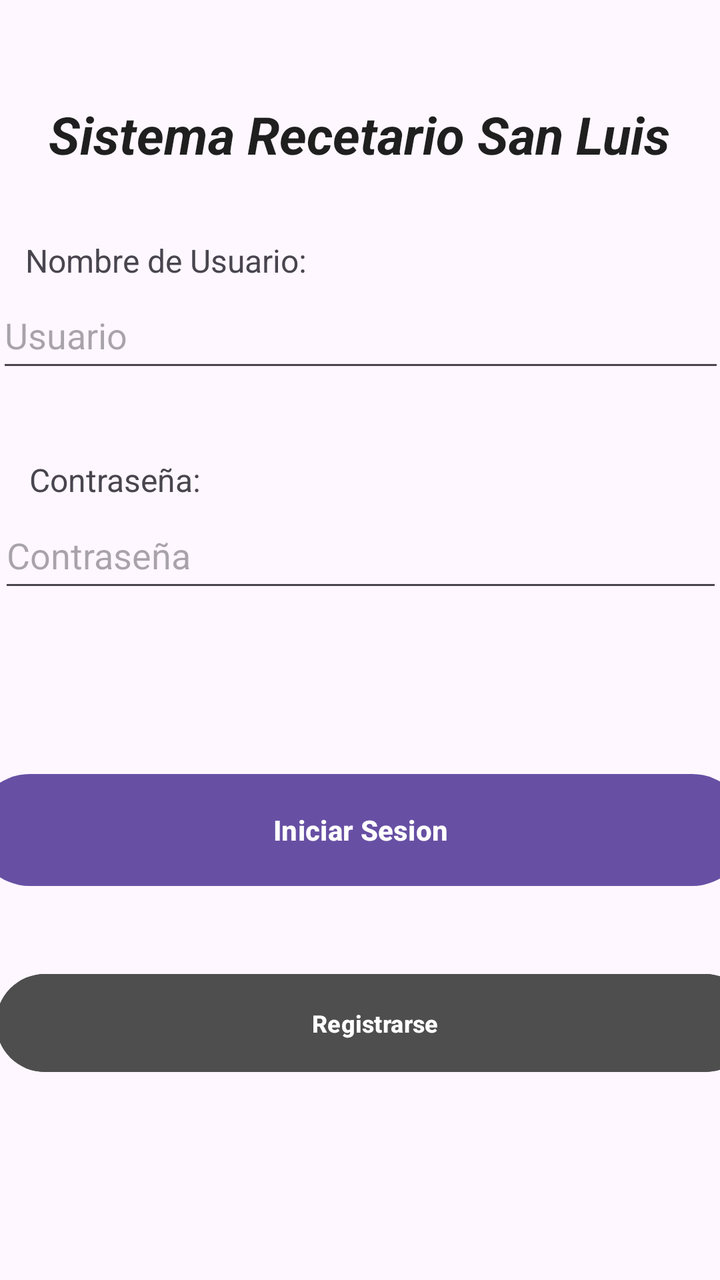
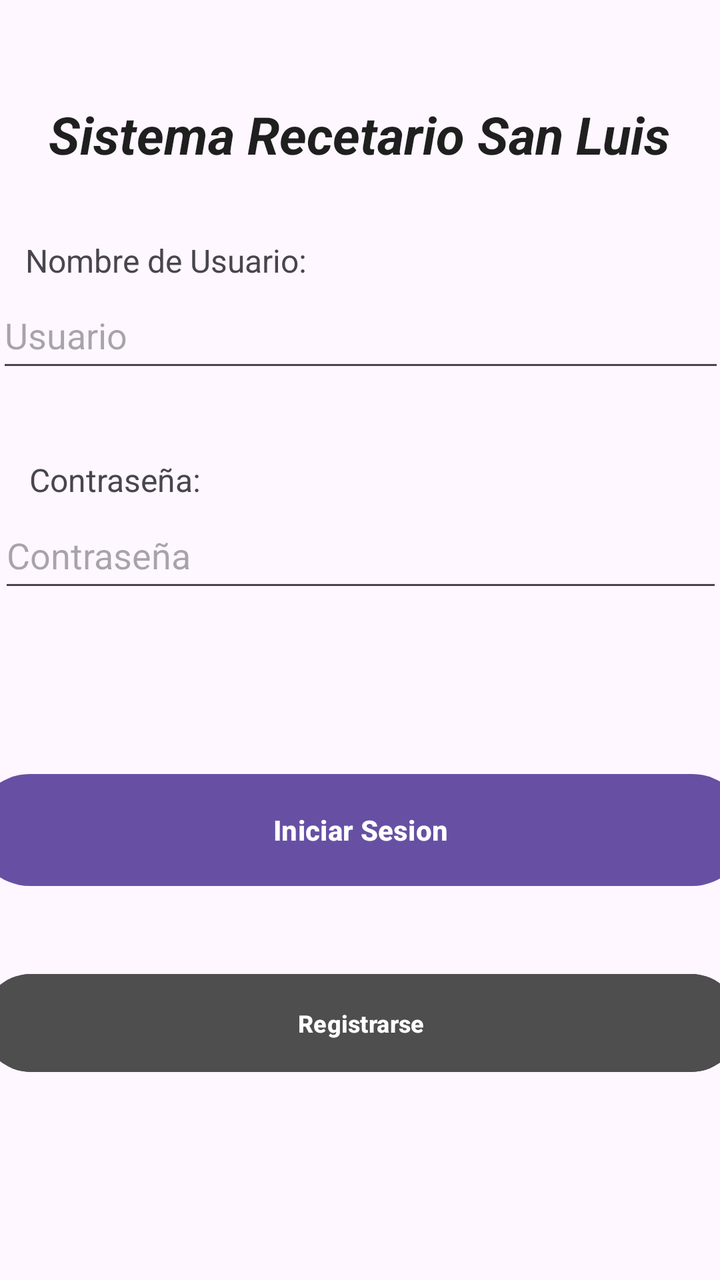

An Android layout rendered at two revisions. The XML below is the earlier revision; the diff shows what the commit changed to produce the second picture.
<!-- AndroidManifest.xml: application theme Theme.MobilesVC -->
<!-- res/layout/login_view.xml -->
<?xml version="1.0" encoding="utf-8"?>
<androidx.constraintlayout.widget.ConstraintLayout xmlns:android="http://schemas.android.com/apk/res/android"
    xmlns:app="http://schemas.android.com/apk/res-auto"
    xmlns:tools="http://schemas.android.com/tools"
    android:id="@+id/main"
    android:layout_width="match_parent"
    android:layout_height="match_parent"
    tools:context=".MainActivity">

    <TextView
        android:id="@+id/textView68"
        android:layout_width="100dp"
        android:layout_height="22dp"
        android:text="Contraseña:"
        android:textSize="16sp"
        app:layout_constraintBottom_toTopOf="@+id/vPasswordLogin"
        app:layout_constraintEnd_toEndOf="parent"
        app:layout_constraintHorizontal_bias="0.057"
        app:layout_constraintStart_toStartOf="parent" />

    <TextView
        android:id="@+id/textView67"
        android:layout_width="150dp"
        android:layout_height="wrap_content"
        android:text="Nombre de Usuario:"
        android:textSize="16sp"
        app:layout_constraintBottom_toTopOf="@+id/vNombreLogin"
        app:layout_constraintEnd_toEndOf="parent"
        app:layout_constraintHorizontal_bias="0.061"
        app:layout_constraintStart_toStartOf="parent" />

    <TextView
        android:id="@+id/tvTitulo2"
        android:layout_width="353dp"
        android:layout_height="42dp"
        android:text="Sistema Recetario San Luis"
        android:textAlignment="center"
        android:textColor="#1F1F1F"
        android:textSize="26sp"
        android:textStyle="bold|italic"
        app:layout_constraintBottom_toTopOf="@+id/vNombreLogin"
        app:layout_constraintEnd_toEndOf="parent"
        app:layout_constraintHorizontal_bias="0.496"
        app:layout_constraintStart_toStartOf="parent"
        app:layout_constraintTop_toTopOf="parent" />

    <com.google.android.material.textfield.TextInputEditText
        android:id="@+id/vNombreLogin"
        android:layout_width="364dp"
        android:layout_height="50dp"
        android:layout_marginBottom="60dp"
        android:hint="Usuario"
        app:layout_constraintBottom_toTopOf="@+id/vPasswordLogin"
        app:layout_constraintEnd_toEndOf="parent"
        app:layout_constraintStart_toStartOf="parent" />

    <com.google.android.material.textfield.TextInputEditText
        android:id="@+id/vPasswordLogin"
        android:layout_width="362dp"
        android:layout_height="50dp"
        android:layout_marginBottom="82dp"
        android:hint="Contraseña"
        android:inputType="textPassword"
        app:layout_constraintBottom_toTopOf="@+id/vLogIn"
        app:layout_constraintEnd_toEndOf="parent"
        app:layout_constraintStart_toStartOf="parent" />

    <Button
        android:id="@+id/vLogIn"
        android:layout_width="387dp"
        android:layout_height="64dp"
        android:layout_marginBottom="36dp"
        android:paddingVertical="14dp"
        android:text="Iniciar Sesion"
        android:textStyle="bold"
        app:layout_constraintBottom_toTopOf="@+id/vRegister"
        app:layout_constraintEnd_toEndOf="parent"
        app:layout_constraintStart_toStartOf="parent" />

    <Button
        android:id="@+id/vRegister"
        android:layout_width="379dp"
        android:layout_height="57dp"
        android:layout_marginHorizontal="24dp"
        android:layout_marginTop="8dp"
        android:layout_marginBottom="100dp"
        android:backgroundTint="#4E4E4E"
        android:paddingVertical="10dp"
        android:text="Registrarse"
        android:textSize="12sp"
        android:textStyle="bold"
        android:visibility="visible"
        app:layout_constraintBottom_toBottomOf="parent"
        app:layout_constraintEnd_toEndOf="parent"
        app:layout_constraintHorizontal_bias="0.395"
        app:layout_constraintStart_toStartOf="parent" />

</androidx.constraintlayout.widget.ConstraintLayout>
<!-- resources referenced by this layout -->
<resources>
  <style name="Theme.MobilesVC" parent="Base.Theme.MobilesVC" />
  <style name="Base.Theme.MobilesVC" parent="Theme.Material3.DayNight.NoActionBar">
          
          
      </style>
</resources>

<!-- the commit's change to res/layout/login_view.xml (unified diff, before → after) -->
@@ -82,7 +82,6 @@
         android:layout_width="379dp"
         android:layout_height="57dp"
         android:layout_marginHorizontal="24dp"
-        android:layout_marginTop="8dp"
         android:layout_marginBottom="100dp"
         android:backgroundTint="#4E4E4E"
         android:paddingVertical="10dp"
@@ -92,7 +91,7 @@
         android:visibility="visible"
         app:layout_constraintBottom_toBottomOf="parent"
         app:layout_constraintEnd_toEndOf="parent"
-        app:layout_constraintHorizontal_bias="0.395"
+        app:layout_constraintHorizontal_bias="0.5"
         app:layout_constraintStart_toStartOf="parent" />
 
 </androidx.constraintlayout.widget.ConstraintLayout>
